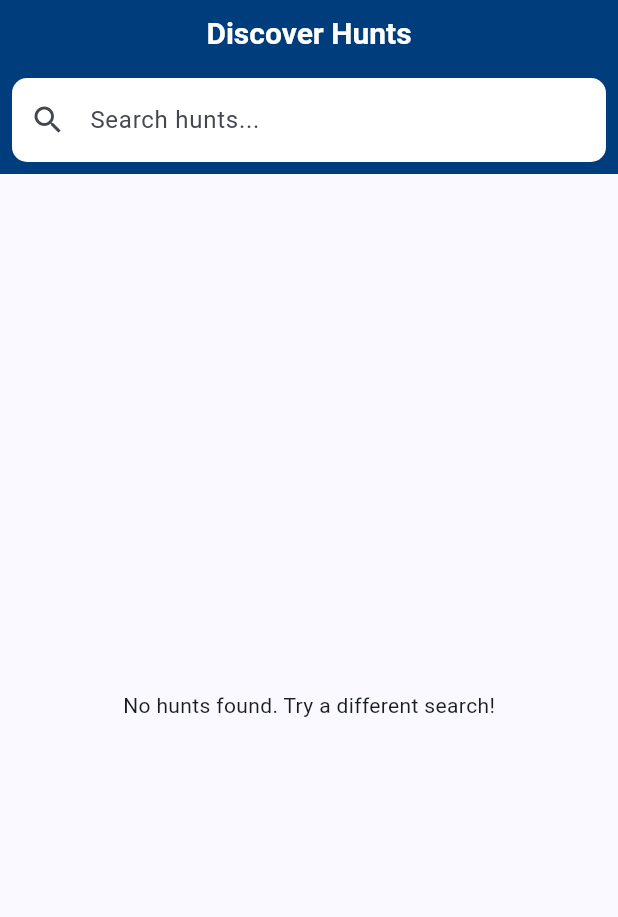
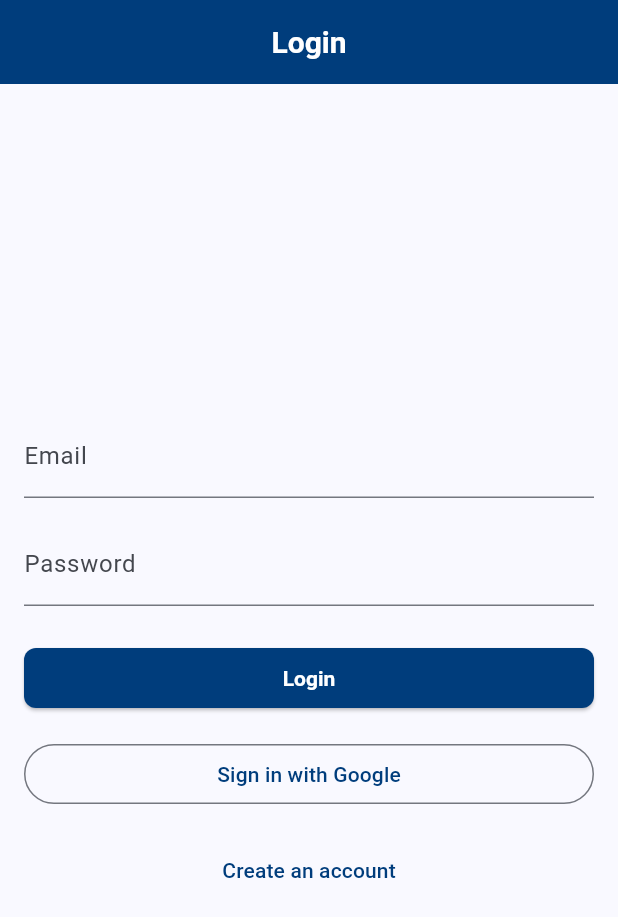
Before and after one commit to JWalker518/slu_scav_hunt, a Flutter app: the screen it shows after launch, on a phone screen of 412 x 824 dp. Shown: the top 917 px of the screen. Run offline on Flutter 3.47's test engine with Material 3 defaults, Android fonts, the phone set to English and light mode, and no system bars; our stand-ins replace cloud_firestore, firebase_auth, firebase_core, flutter_riverpod, google_sign_in; accounts and stored records are empty; generated files the repository leaves out were written again.

Commit message:
Implement AuthGate UI, update Google Sign-In for 7.2.0 API, and add Windows platform guardrails

```diff
--- a/lib/main.dart
+++ b/lib/main.dart
@@ -3,7 +3,7 @@ import 'package:flutter_riverpod/flutter_riverpod.dart';
 import 'package:firebase_core/firebase_core.dart';
 import 'package:slu_scav_hunt/firebase_options.dart';
 import 'package:slu_scav_hunt/theme.dart';
-import 'package:slu_scav_hunt/screens/discovery_screen.dart';
+import 'package:slu_scav_hunt/widgets/auth_gate.dart';
 
 void main() async {
   WidgetsFlutterBinding.ensureInitialized();
@@ -32,7 +32,7 @@ class MyApp extends StatelessWidget {
       themeMode: ThemeMode.system,
 
       // Link to list of hunts
-      home: const HuntDiscoveryScreen(),
+      home: const AuthGate(),
     );
   }
 }
--- /dev/null
+++ b/lib/providers/auth_providers.dart
@@ -0,0 +1,12 @@
+import 'package:flutter_riverpod/flutter_riverpod.dart';
+import 'package:firebase_auth/firebase_auth.dart';
+import '../services/auth_service.dart';
+
+final authServiceProvider = Provider<AuthService>((ref) {
+  return AuthService();
+});
+
+final authStateProvider = StreamProvider<User?>((ref) {
+  final authService = ref.watch(authServiceProvider);
+  return authService.authStateChanges;
+});
--- /dev/null
+++ b/lib/screens/login_screen.dart
@@ -0,0 +1,121 @@
+import 'package:flutter/material.dart';
+import 'package:flutter_riverpod/flutter_riverpod.dart';
+import '../providers/auth_providers.dart';
+import 'registration_screen.dart';
+
+class LoginScreen extends ConsumerStatefulWidget {
+  const LoginScreen({super.key});
+
+  @override
+  ConsumerState<LoginScreen> createState() => _LoginScreenState();
+}
+
+class _LoginScreenState extends ConsumerState<LoginScreen> {
+  final _emailController = TextEditingController();
+  final _passwordController = TextEditingController();
+  final _formKey = GlobalKey<FormState>();
+  bool _isLoading = false;
+
+  @override
+  void dispose() {
+    _emailController.dispose();
+    _passwordController.dispose();
+    super.dispose();
+  }
+
+  Future<void> _login() async {
+    if (!_formKey.currentState!.validate()) return;
+
+    setState(() => _isLoading = true);
+    try {
+      final authService = ref.read(authServiceProvider);
+      await authService.signInWithEmailAndPassword(
+        _emailController.text.trim(),
+        _passwordController.text,
+      );
+    } catch (e) {
+      if (mounted) {
+        ScaffoldMessenger.of(context).showSnackBar(
+          SnackBar(content: Text(e.toString())),
+        );
+      }
+    } finally {
+      if (mounted) setState(() => _isLoading = false);
+    }
+  }
+
+  Future<void> _loginWithGoogle() async {
+    setState(() => _isLoading = true);
+    try {
+      final authService = ref.read(authServiceProvider);
+      await authService.signInWithGoogle();
+    } catch (e) {
+      if (mounted) {
+        ScaffoldMessenger.of(context).showSnackBar(
+          SnackBar(content: Text(e.toString())),
+        );
+      }
+    } finally {
+      if (mounted) setState(() => _isLoading = false);
+    }
+  }
+
+  @override
+  Widget build(BuildContext context) {
+    return Scaffold(
+      appBar: AppBar(title: const Text('Login')),
+      body: Padding(
+        padding: const EdgeInsets.all(16.0),
+        child: Form(
+          key: _formKey,
+          child: Column(
+            mainAxisAlignment: MainAxisAlignment.center,
+            crossAxisAlignment: CrossAxisAlignment.stretch,
+            children: [
+              TextFormField(
+                controller: _emailController,
+                decoration: const InputDecoration(labelText: 'Email'),
+                keyboardType: TextInputType.emailAddress,
+                validator: (value) => value!.isEmpty ? 'Enter email' : null,
+              ),
+              const SizedBox(height: 16),
+              TextFormField(
+                controller: _passwordController,
+                decoration: const InputDecoration(labelText: 'Password'),
+                obscureText: true,
+                validator: (value) => value!.isEmpty ? 'Enter password' : null,
+              ),
+              const SizedBox(height: 24),
+              if (_isLoading)
+                const Center(child: CircularProgressIndicator())
+              else
+                Column(
+                  crossAxisAlignment: CrossAxisAlignment.stretch,
+                  children: [
+                    ElevatedButton(
+                      onPressed: _login,
+                      child: const Text('Login'),
+                    ),
+                    const SizedBox(height: 16),
+                    OutlinedButton(
+                      onPressed: _loginWithGoogle,
+                      child: const Text('Sign in with Google'),
+                    ),
+                    const SizedBox(height: 16),
+                    TextButton(
+                      onPressed: () {
+                        Navigator.of(context).push(MaterialPageRoute(
+                          builder: (_) => const RegistrationScreen(),
+                        ));
+                      },
+                      child: const Text('Create an account'),
+                    ),
+                  ],
+                ),
+            ],
+          ),
+        ),
+      ),
+    );
+  }
+}
--- /dev/null
+++ b/lib/widgets/auth_gate.dart
@@ -0,0 +1,29 @@
+import 'package:flutter/material.dart';
+import 'package:flutter_riverpod/flutter_riverpod.dart';
+import '../providers/auth_providers.dart';
+import '../screens/login_screen.dart';
+import '../screens/discovery_screen.dart';
+
+class AuthGate extends ConsumerWidget {
+  const AuthGate({super.key});
+
+  @override
+  Widget build(BuildContext context, WidgetRef ref) {
+    final authState = ref.watch(authStateProvider);
+
+    return authState.when(
+      data: (user) {
+        if (user == null) {
+          return const LoginScreen();
+        }
+        return const HuntDiscoveryScreen();
+      },
+      loading: () => const Scaffold(
+        body: Center(child: CircularProgressIndicator()),
+      ),
+      error: (error, stackTrace) => Scaffold(
+        body: Center(child: Text('Error: $error')),
+      ),
+    );
+  }
+}
```
Also changed, not shown: lib/screens/discovery_screen.dart (+11 -0 lines), lib/screens/registration_screen.dart (added, +104 -0 lines), lib/services/auth_service.dart (+53 -11 lines), 8 other files.
